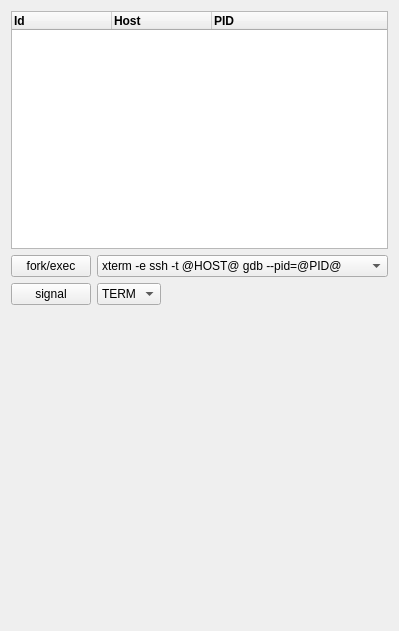
Qt form pqProcessMonitorForm.ui (burlen/SciberQuestToolKit) before a commit.
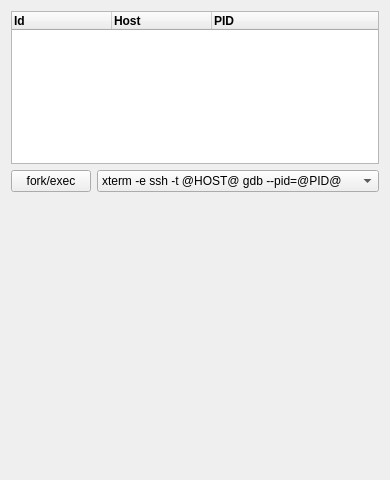
The same form after that commit.

```diff
--- a/pqProcessMonitorForm.ui
+++ b/pqProcessMonitorForm.ui
@@ -6,8 +6,8 @@
    <rect>
     <x>0</x>
     <y>0</y>
-    <width>399</width>
-    <height>631</height>
+    <width>379</width>
+    <height>480</height>
    </rect>
   </property>
   <property name="windowTitle">
@@ -22,6 +22,12 @@
        <verstretch>0</verstretch>
       </sizepolicy>
      </property>
+     <property name="minimumSize">
+      <size>
+       <width>300</width>
+       <height>150</height>
+      </size>
+     </property>
      <column>
       <property name="text">
        <string>Id</string>
@@ -100,44 +106,6 @@
      </item>
     </layout>
    </item>
-   <item>
-    <layout class="QHBoxLayout" name="horizontalLayout_2">
-     <item>
-      <widget class="QPushButton" name="signalButton">
-       <property name="text">
-        <string>signal</string>
-       </property>
-      </widget>
-     </item>
-     <item>
-      <widget class="QComboBox" name="signalCombo">
-       <item>
-        <property name="text">
-         <string>TERM</string>
-        </property>
-       </item>
-       <item>
-        <property name="text">
-         <string>KILL</string>
-        </property>
-       </item>
-      </widget>
-     </item>
-     <item>
-      <spacer name="horizontalSpacer">
-       <property name="orientation">
-        <enum>Qt::Horizontal</enum>
-       </property>
-       <property name="sizeHint" stdset="0">
-        <size>
-         <width>40</width>
-         <height>20</height>
-        </size>
-       </property>
-      </spacer>
-     </item>
-    </layout>
-   </item>
    <item>
     <spacer name="verticalSpacer">
      <property name="orientation">
```
